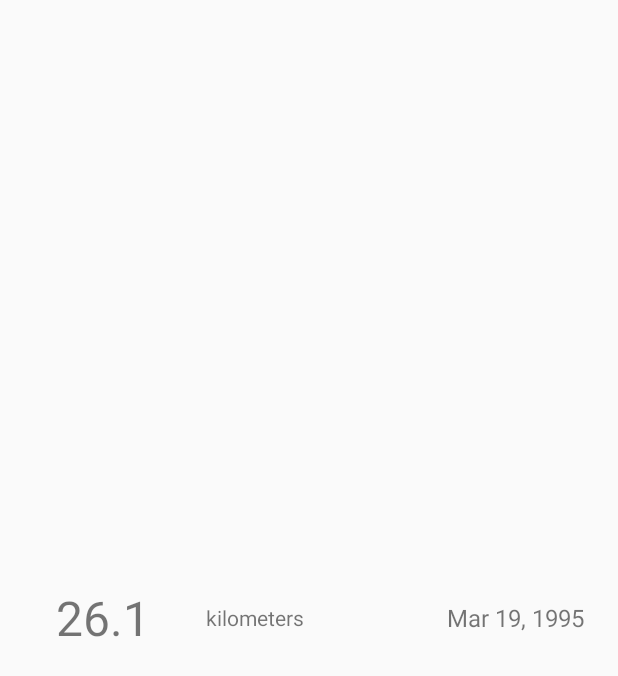
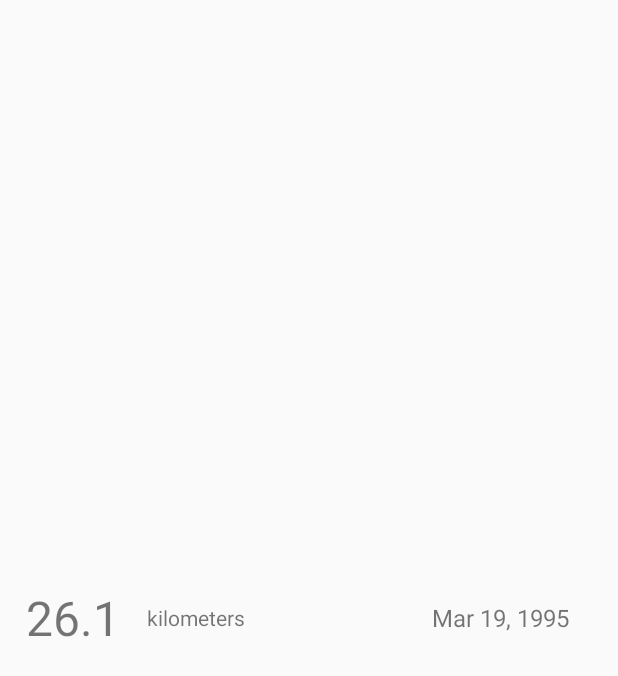
Before and after one commit to edjmore/Sneakerz-Android, an Android app: the layout run_item.xml on its own in the app's theme, with its tools: preview values and no code run, on a phone screen of 412 x 824 dp. Shown: the top 676 px of the screen. Run offline under Robolectric (Android 15) with nearby library versions, the phone set to English and light mode, and no system bars.

Commit message:
Minor run list tweaks.

```diff
--- a/app/src/main/java/com/p3/ed/sneakerz/DataSrc.java
+++ b/app/src/main/java/com/p3/ed/sneakerz/DataSrc.java
@@ -140,8 +140,8 @@ public class DataSrc {
 
     public Cursor getAllRunsForShoe(int shoeId) {
         String selectClause = DbHelper.RUNS_SHOE_ID + " = ?";
-        // Sort by date
-        String orderBy = DbHelper.RUNS_DATE;
+        // Sort by date (most recent first)
+        String orderBy = DbHelper.RUNS_DATE + " DESC";
 
         return mDb.query(DbHelper.TABLE_RUNS, ALL_RUN_COLUMNS, selectClause,
                 new String[]{String.valueOf(shoeId)}, null, null, orderBy);
--- a/app/src/main/java/com/p3/ed/sneakerz/MainActivity.java
+++ b/app/src/main/java/com/p3/ed/sneakerz/MainActivity.java
@@ -164,7 +164,8 @@ public class MainActivity extends ActionBarActivity {
                 root.getForeground().setAlpha(0); // 0 is transparent
             }
         });
-        // Show ar center of shoe list view
+
+        // Show at center of shoe list view
         mPopupWindow.showAtLocation(findViewById(R.id.main_shoe_list),
                 Gravity.TOP | Gravity.CENTER_HORIZONTAL, 0, (int) (mDisplaySize.y * 0.25));
         // Dim the background
--- a/app/src/main/res/layout/run_item.xml
+++ b/app/src/main/res/layout/run_item.xml
@@ -9,7 +9,7 @@
         android:id="@+id/run_item_dist"
         android:layout_width="0dp"
         android:layout_height="wrap_content"
-        android:layout_weight="1"
+        android:layout_weight="1.25"
         android:gravity="center"
         android:text="26.1"
         android:textSize="32sp" />
@@ -18,7 +18,7 @@
         android:id="@+id/run_item_dist_desc"
         android:layout_width="0dp"
         android:layout_height="wrap_content"
-        android:layout_weight="1"
+        android:layout_weight="2"
         android:gravity="left"
         android:text="kilometers" />
 
@@ -26,7 +26,7 @@
         android:id="@+id/run_item_date"
         android:layout_width="0dp"
         android:layout_height="wrap_content"
-        android:layout_weight="1"
+        android:layout_weight="2"
         android:gravity="center"
         android:text="Mar 19, 1995"
         android:textSize="16sp" />
--- a/app/src/main/res/layout/view_shoe_activity.xml
+++ b/app/src/main/res/layout/view_shoe_activity.xml
@@ -8,7 +8,7 @@
     <FrameLayout
         android:layout_width="match_parent"
         android:layout_height="0dp"
-        android:layout_weight="2">
+        android:layout_weight="1.25">
 
         <ImageView
             android:id="@+id/view_shoe_image"
```
